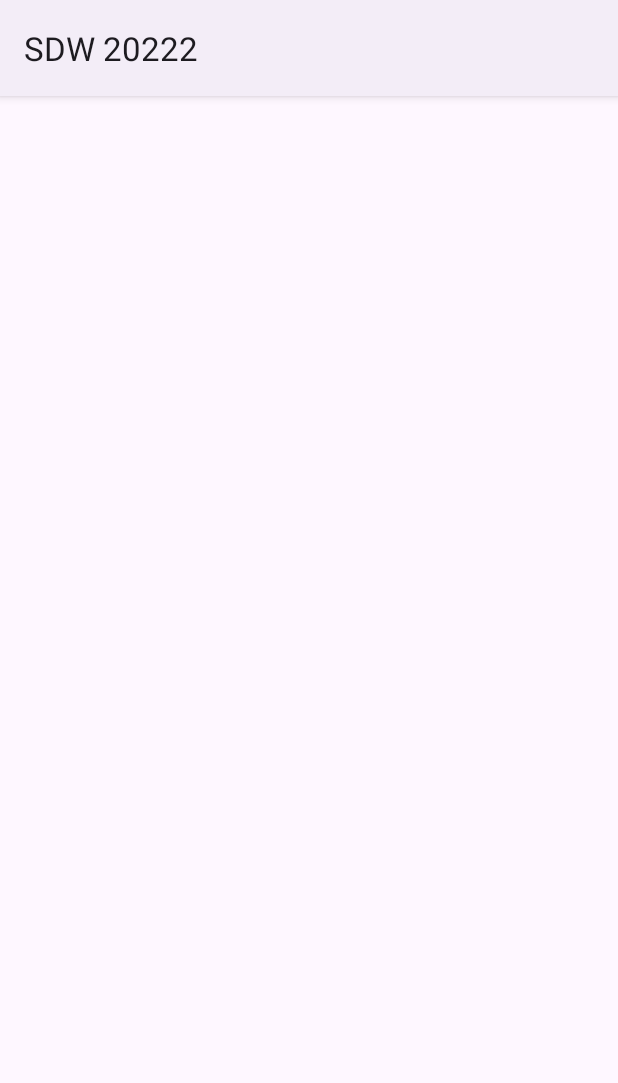
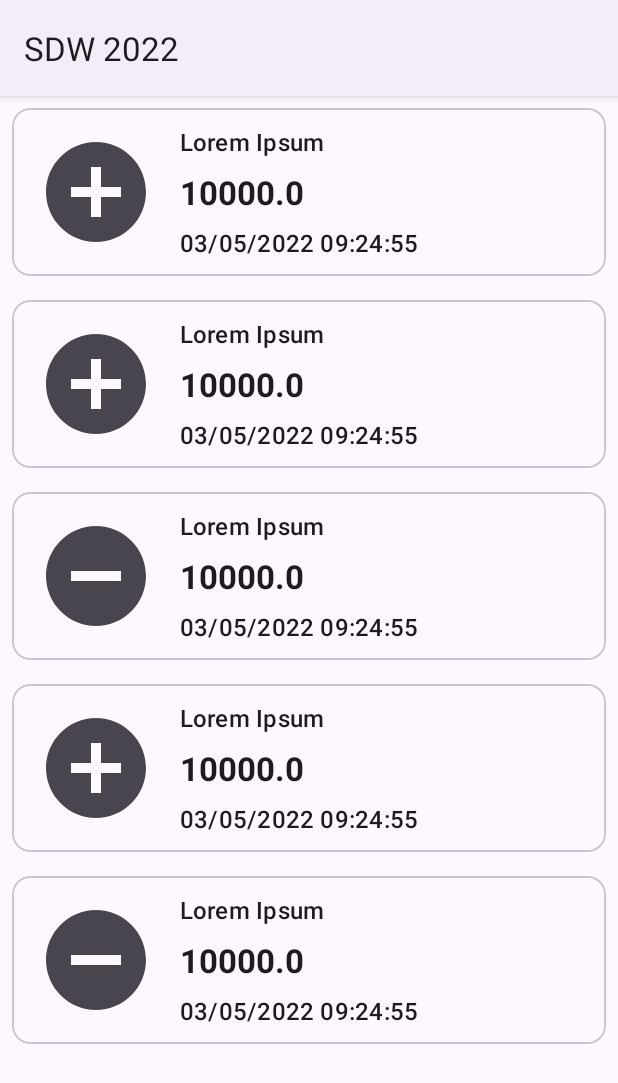
Before and after one commit to maria-serafim-dev/bankline, an Android app: the BankStatementActivity screen opened directly, with no data from a screen before it, on a phone screen of 412 x 824 dp. Shown: the top 1083 px of the screen. Run offline under Robolectric (Android 15) with nearby library versions, the phone set to English and light mode, and no system bars.

Commit message:
Criação do layout do BankStatementActivity

```diff
--- a/app/build.gradle
+++ b/app/build.gradle
@@ -42,6 +42,7 @@ dependencies {
     implementation 'androidx.appcompat:appcompat:1.4.1'
     implementation 'com.google.android.material:material:1.5.0'
     implementation 'androidx.constraintlayout:constraintlayout:2.1.3'
+    implementation 'androidx.swiperefreshlayout:swiperefreshlayout:1.1.0'
     testImplementation 'junit:junit:4.13.2'
     androidTestImplementation 'androidx.test.ext:junit:1.1.3'
     androidTestImplementation 'androidx.test.espresso:espresso-core:3.4.0'
--- a/app/src/main/java/com/example/bankline/ui/statement/BankStatementActivity.kt
+++ b/app/src/main/java/com/example/bankline/ui/statement/BankStatementActivity.kt
@@ -1,12 +1,12 @@
 package com.example.bankline.ui.statement
 
+import android.os.Bundle
 import androidx.appcompat.app.AppCompatActivity
-import android.os.Bundle
-import android.util.Log
-import com.example.bankline.R
+import androidx.recyclerview.widget.LinearLayoutManager
 import com.example.bankline.databinding.ActivityBankStatementBinding
 import com.example.bankline.domain.Correntista
-import java.lang.IllegalArgumentException
+import com.example.bankline.domain.Movimentacao
+import com.example.bankline.domain.TipoMovimentacao
 
 class BankStatementActivity : AppCompatActivity() {
 
@@ -25,6 +25,17 @@ class BankStatementActivity : AppCompatActivity() {
         binding = ActivityBankStatementBinding.inflate(layoutInflater)
         setContentView(binding.root)
 
-        Log.i("ID", accountHolder.id.toString())
+        findBankStatement()
+    }
+
+    private fun findBankStatement() {
+        val dataSet = ArrayList<Movimentacao>()
+        dataSet.add(Movimentacao(1, "03/05/2022 09:24:55", "Lorem Ipsum", 10000.0, TipoMovimentacao.RECEITA, 1))
+        dataSet.add(Movimentacao(1, "03/05/2022 09:24:55", "Lorem Ipsum", 10000.0, TipoMovimentacao.RECEITA, 1))
+        dataSet.add(Movimentacao(1, "03/05/2022 09:24:55", "Lorem Ipsum", 10000.0, TipoMovimentacao.DESPESA, 1))
+        dataSet.add(Movimentacao(1, "03/05/2022 09:24:55", "Lorem Ipsum", 10000.0, TipoMovimentacao.RECEITA, 1))
+        dataSet.add(Movimentacao(1, "03/05/2022 09:24:55", "Lorem Ipsum", 10000.0, TipoMovimentacao.DESPESA, 1))
+        binding.rvBankStatement.layoutManager = LinearLayoutManager(this)
+        binding.rvBankStatement.adapter = BankStatementAdapter(dataSet)
     }
 }
--- /dev/null
+++ b/app/src/main/java/com/example/bankline/ui/statement/BankStatementAdapter.kt
@@ -0,0 +1,37 @@
+package com.example.bankline.ui.statement
+
+import android.view.LayoutInflater
+import android.view.ViewGroup
+import androidx.recyclerview.widget.RecyclerView
+import com.example.bankline.R
+import com.example.bankline.databinding.BankStatementItemBinding
+import com.example.bankline.domain.Movimentacao
+import com.example.bankline.domain.TipoMovimentacao
+
+class BankStatementAdapter (private val dataSet: List<Movimentacao>) : RecyclerView.Adapter<BankStatementAdapter.ViewHolder>(){
+
+    class ViewHolder(val binding: BankStatementItemBinding): RecyclerView.ViewHolder(binding.root) {
+
+        fun bind(item: Movimentacao) = with(binding) {
+                tvDescription.text = item.descricao
+                tvValue.text = item.valor.toString()
+                tvDatetime.text = item.dataHora
+                val typeIcon = if (TipoMovimentacao.RECEITA == item.tipo) R.drawable.ic_money_in else R.drawable.ic_money_out
+                ivIcon.setImageResource(typeIcon)
+        }
+    }
+
+    override fun onCreateViewHolder(parent: ViewGroup, viewType: Int): ViewHolder {
+        val binding = BankStatementItemBinding.inflate(LayoutInflater.from(parent.context), parent, false)
+        return ViewHolder(binding)
+    }
+
+    override fun onBindViewHolder(holder: ViewHolder, position: Int) {
+        val item = dataSet[position]
+        holder.bind(item)
+    }
+
+    override fun getItemCount() = dataSet.size
+
+
+}
--- /dev/null
+++ b/app/src/main/res/drawable/ic_money_in.xml
@@ -0,0 +1,10 @@
+<vector xmlns:android="http://schemas.android.com/apk/res/android"
+    android:width="24dp"
+    android:height="24dp"
+    android:viewportWidth="24"
+    android:viewportHeight="24"
+    android:tint="?attr/colorControlNormal">
+  <path
+      android:fillColor="@android:color/white"
+      android:pathData="M12,2C6.48,2 2,6.48 2,12s4.48,10 10,10 10,-4.48 10,-10S17.52,2 12,2zM17,13h-4v4h-2v-4L7,13v-2h4L11,7h2v4h4v2z"/>
+</vector>
--- /dev/null
+++ b/app/src/main/res/drawable/ic_money_out.xml
@@ -0,0 +1,10 @@
+<vector xmlns:android="http://schemas.android.com/apk/res/android"
+    android:width="24dp"
+    android:height="24dp"
+    android:viewportWidth="24"
+    android:viewportHeight="24"
+    android:tint="?attr/colorControlNormal">
+  <path
+      android:fillColor="@android:color/white"
+      android:pathData="M12,2C6.48,2 2,6.48 2,12s4.48,10 10,10 10,-4.48 10,-10S17.52,2 12,2zM17,13L7,13v-2h10v2z"/>
+</vector>
--- a/app/src/main/res/layout/activity_bank_statement.xml
+++ b/app/src/main/res/layout/activity_bank_statement.xml
@@ -6,4 +6,21 @@
     android:layout_height="match_parent"
     tools:context=".ui.statement.BankStatementActivity">
 
+    <androidx.swiperefreshlayout.widget.SwipeRefreshLayout
+        android:id="@+id/srlBankStatement"
+        android:layout_width="0dp"
+        android:layout_height="0dp"
+        app:layout_constraintBottom_toBottomOf="parent"
+        app:layout_constraintEnd_toEndOf="parent"
+        app:layout_constraintStart_toStartOf="parent"
+        app:layout_constraintTop_toTopOf="parent">
+
+        <androidx.recyclerview.widget.RecyclerView
+            android:id="@+id/rvBankStatement"
+            android:layout_width="match_parent"
+            android:layout_height="match_parent"
+            tools:listitem="@layout/bank_statement_item" />
+
+    </androidx.swiperefreshlayout.widget.SwipeRefreshLayout>
+
 </androidx.constraintlayout.widget.ConstraintLayout>
--- /dev/null
+++ b/app/src/main/res/layout/bank_statement_item.xml
@@ -0,0 +1,65 @@
+<?xml version="1.0" encoding="utf-8"?>
+<com.google.android.material.card.MaterialCardView xmlns:android="http://schemas.android.com/apk/res/android"
+    xmlns:app="http://schemas.android.com/apk/res-auto"
+    xmlns:tools="http://schemas.android.com/tools"
+    android:layout_width="match_parent"
+    android:layout_height="wrap_content"
+    android:layout_margin="@dimen/margin_half_default">
+
+    <androidx.constraintlayout.widget.ConstraintLayout
+        android:layout_width="match_parent"
+        android:layout_height="match_parent">
+
+        <ImageView
+            android:id="@+id/ivIcon"
+            android:layout_width="80dp"
+            android:layout_height="80dp"
+            android:layout_margin="@dimen/margin_default"
+            app:layout_constraintBottom_toBottomOf="parent"
+            app:layout_constraintStart_toStartOf="parent"
+            app:layout_constraintTop_toTopOf="parent"
+            tools:src="@drawable/ic_money_in" />
+
+        <TextView
+            android:id="@+id/tvDescription"
+            android:layout_width="0dp"
+            android:layout_height="wrap_content"
+            android:layout_marginStart="@dimen/margin_default"
+            android:layout_marginEnd="@dimen/margin_default"
+            android:layout_marginBottom="@dimen/margin_half_default"
+            android:textAppearance="@style/TextAppearance.Material3.TitleMedium"
+            app:layout_constraintBottom_toTopOf="@+id/tvValue"
+            app:layout_constraintEnd_toEndOf="parent"
+            app:layout_constraintStart_toEndOf="@+id/ivIcon"
+            tools:text="Meu Primeiro Salário" />
+
+        <TextView
+            android:id="@+id/tvValue"
+            android:layout_width="0dp"
+            android:layout_height="wrap_content"
+            android:layout_marginStart="@dimen/margin_default"
+            android:layout_marginEnd="@dimen/margin_default"
+            android:textAppearance="@style/TextAppearance.Material3.TitleLarge"
+            android:textStyle="bold"
+            app:layout_constraintBottom_toBottomOf="@+id/ivIcon"
+            app:layout_constraintEnd_toEndOf="parent"
+            app:layout_constraintStart_toEndOf="@+id/ivIcon"
+            app:layout_constraintTop_toTopOf="@+id/ivIcon"
+            tools:text="1500.00" />
+
+        <TextView
+            android:id="@+id/tvDatetime"
+            android:layout_width="0dp"
+            android:layout_height="wrap_content"
+            android:layout_marginStart="@dimen/margin_default"
+            android:layout_marginTop="@dimen/margin_half_default"
+            android:layout_marginEnd="@dimen/margin_default"
+            android:textAppearance="@style/TextAppearance.Material3.TitleMedium"
+            app:layout_constraintEnd_toEndOf="parent"
+            app:layout_constraintStart_toEndOf="@+id/ivIcon"
+            app:layout_constraintTop_toBottomOf="@+id/tvValue"
+            tools:text="01/05/2022 21:24:55" />
+
+    </androidx.constraintlayout.widget.ConstraintLayout>
+
+</com.google.android.material.card.MaterialCardView>
--- a/app/src/main/res/values/strings.xml
+++ b/app/src/main/res/values/strings.xml
@@ -1,5 +1,5 @@
 <resources>
-    <string name="app_name">SDW 20222</string>
+    <string name="app_name">SDW 2022</string>
     <string name="txt_btn_continue">Continue</string>
     <string name="txt_welcome">Hello, welcome to Santander Dev Weel! Enter an Account Holder ID to view your banck statement:</string>
     <string name="txt_account_holder_id">ID do Correntista</string>
```
